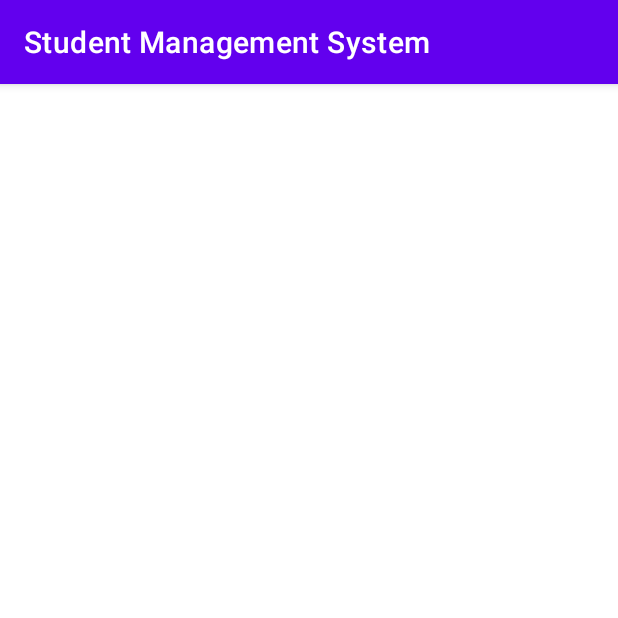
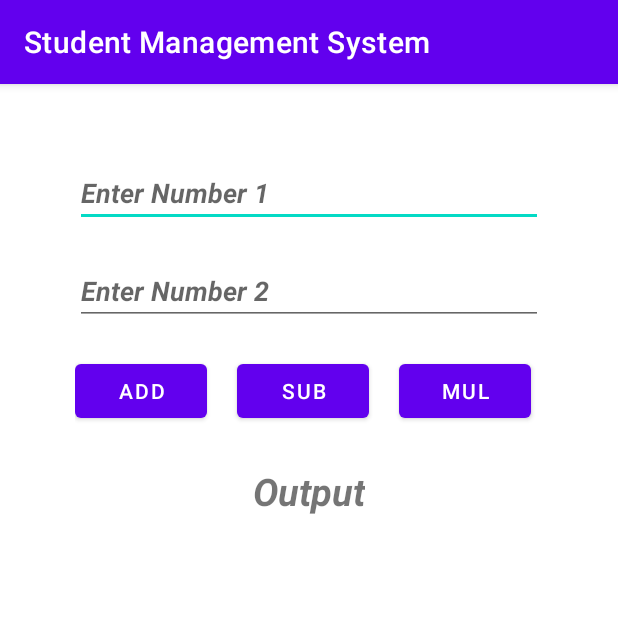
Before and after one commit to AsardeenCJ7/Android-MobileApp-Practicals, an Android app: the Home screen opened directly, with no data from a screen before it, on a phone screen of 412 x 824 dp, the top half of it. Run offline under Robolectric (Android 15) with nearby library versions, the phone set to English and light mode, and no system bars.

Commit message:
this is a code but complex method

```diff
--- a/app/src/main/res/layout/activity_home.xml
+++ b/app/src/main/res/layout/activity_home.xml
@@ -1,9 +1,70 @@
 <?xml version="1.0" encoding="utf-8"?>
-<androidx.constraintlayout.widget.ConstraintLayout xmlns:android="http://schemas.android.com/apk/res/android"
+<RelativeLayout xmlns:android="http://schemas.android.com/apk/res/android"
     xmlns:app="http://schemas.android.com/apk/res-auto"
     xmlns:tools="http://schemas.android.com/tools"
     android:layout_width="match_parent"
     android:layout_height="match_parent"
+    android:padding="50dp"
     tools:context=".Home">
 
-</androidx.constraintlayout.widget.ConstraintLayout>
+
+    <EditText
+        android:id="@+id/editNum1"
+        android:layout_width="match_parent"
+        android:layout_height="wrap_content"
+        android:layout_centerHorizontal="true"
+        android:hint="Enter Number 1"
+        android:textStyle="italic|bold" />
+
+    <EditText
+        android:id="@+id/editNum2"
+        android:layout_width="match_parent"
+        android:layout_height="wrap_content"
+        android:layout_centerHorizontal="true"
+        android:hint="Enter Number 2"
+        android:textStyle="italic|bold"
+        android:layout_marginTop="20dp"
+        android:layout_below="@+id/editNum1"/>
+
+
+    <Button
+        android:id="@+id/btnAdd"
+        android:layout_width="wrap_content"
+        android:layout_height="wrap_content"
+        android:layout_below="@+id/editNum2"
+        android:layout_marginTop="20dp"
+        android:text="Add" />
+
+
+    <Button
+        android:id="@+id/btnSub"
+        android:layout_width="wrap_content"
+        android:layout_height="wrap_content"
+        android:layout_below="@+id/editNum2"
+        android:layout_marginStart="20dp"
+        android:layout_marginTop="20dp"
+        android:layout_toEndOf="@+id/btnAdd"
+        android:text="SUB" />
+
+    <Button
+        android:layout_width="wrap_content"
+        android:layout_height="wrap_content"
+        android:id="@+id/btnMul"
+        android:layout_toEndOf="@+id/btnSub"
+        android:layout_below="@+id/editNum2"
+        android:layout_marginTop="20dp"
+        android:layout_marginStart="20dp"
+        android:text="Mul"/>
+
+    <TextView
+        android:id="@+id/txtOut"
+        android:layout_width="wrap_content"
+        android:layout_height="wrap_content"
+        android:layout_below="@+id/btnAdd"
+        android:layout_centerInParent="true"
+        android:layout_marginTop="25dp"
+        android:text="Output"
+        android:textSize="25dp"
+        android:textStyle="italic|bold" />
+
+</RelativeLayout>
```
Also changed, not shown: app/src/main/java/com/example/androidappdevelopment_i/Home.java (+51 -1 lines).
